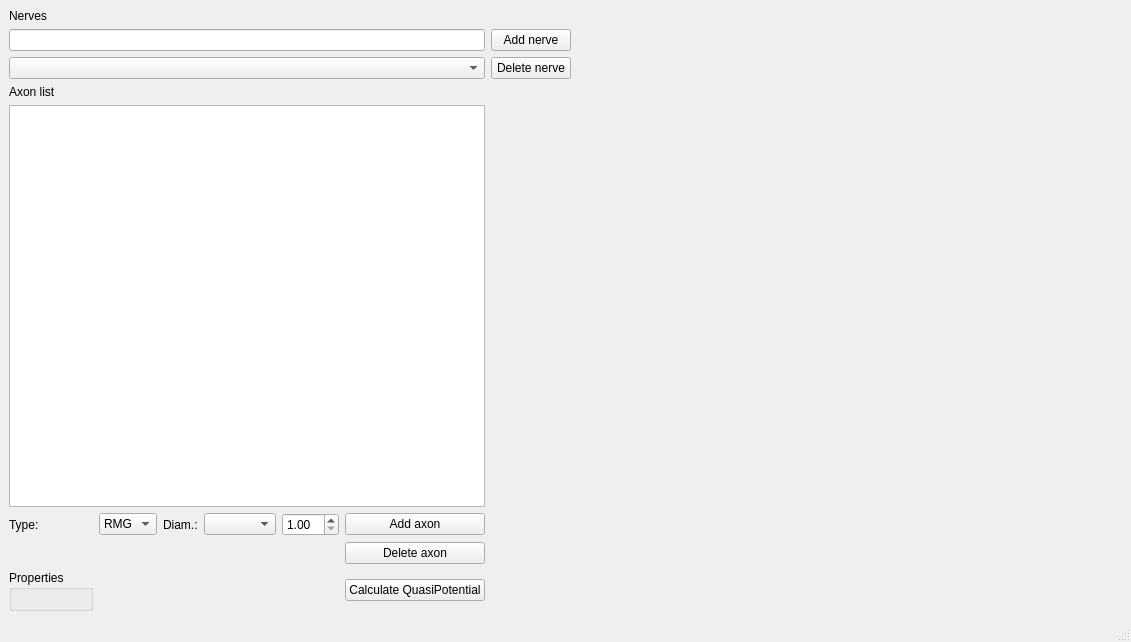
Above: ui_master_sim.ui from TheJRapp/PeriphNeuronStim before the change. Below: the same form after it.
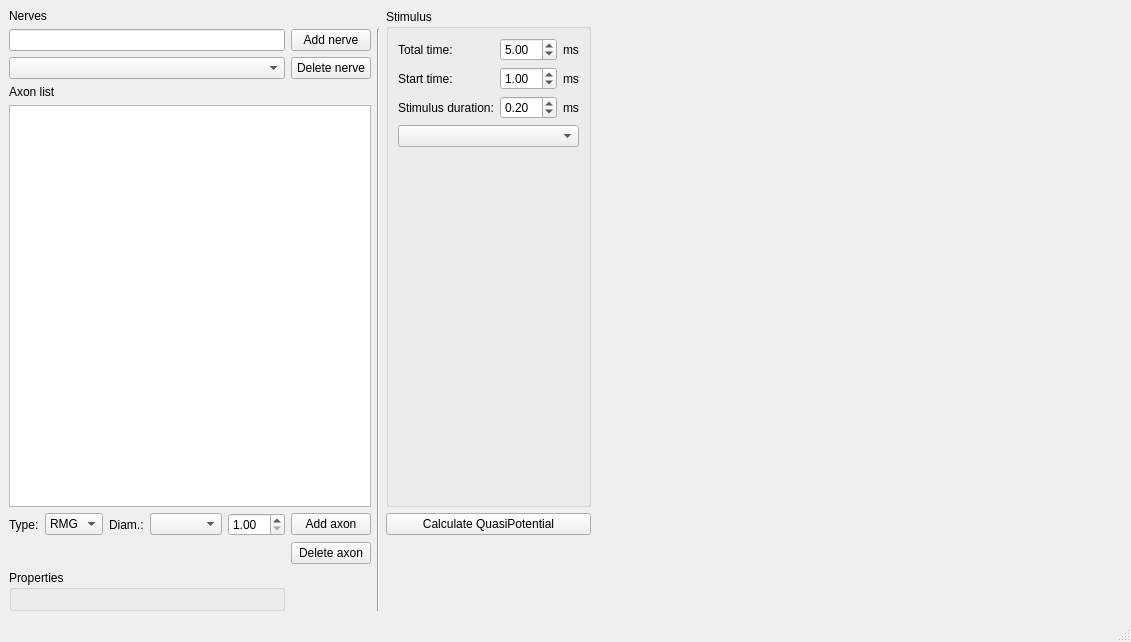
That is the form after the change.

Commit message: select and plot stimulus;

What changed in the file:
```diff
--- a/ui_master_sim.ui
+++ b/ui_master_sim.ui
@@ -15,13 +15,6 @@
   </property>
   <widget class="QWidget" name="centralwidget">
    <layout class="QGridLayout" name="gridLayout">
-    <item row="6" column="5">
-     <widget class="QPushButton" name="delete_axon_button">
-      <property name="text">
-       <string>Delete axon</string>
-      </property>
-     </widget>
-    </item>
     <item row="0" column="0" colspan="6">
      <widget class="QLabel" name="label_2">
       <property name="text">
@@ -29,23 +22,6 @@
       </property>
      </widget>
     </item>
-    <item row="3" column="0" colspan="6">
-     <widget class="QLabel" name="label">
-      <property name="text">
-       <string>Axon list</string>
-      </property>
-     </widget>
-    </item>
-    <item row="2" column="0" colspan="6">
-     <widget class="QComboBox" name="nerve_combo_box"/>
-    </item>
-    <item row="5" column="2">
-     <widget class="QLabel" name="label_4">
-      <property name="text">
-       <string>Diam.:</string>
-      </property>
-     </widget>
-    </item>
     <item row="5" column="4">
      <widget class="QDoubleSpinBox" name="axon_diam_spin_box">
       <property name="minimum">
@@ -56,20 +32,6 @@
       </property>
      </widget>
     </item>
-    <item row="5" column="7" rowspan="3">
-     <widget class="QWidget" name="axon_potential_widget" native="true">
-      <property name="sizePolicy">
-       <sizepolicy hsizetype="Expanding" vsizetype="Preferred">
-        <horstretch>0</horstretch>
-        <verstretch>0</verstretch>
-       </sizepolicy>
-      </property>
-      <layout class="QVBoxLayout" name="potential_layout"/>
-     </widget>
-    </item>
-    <item row="5" column="3">
-     <widget class="QComboBox" name="axon_diam_combo_box"/>
-    </item>
     <item row="5" column="5">
      <widget class="QPushButton" name="add_axon_button">
       <property name="text">
@@ -77,19 +39,6 @@
       </property>
      </widget>
     </item>
-    <item row="5" column="0">
-     <widget class="QLabel" name="label_3">
-      <property name="text">
-       <string>Type:</string>
-      </property>
-     </widget>
-    </item>
-    <item row="1" column="0" colspan="6">
-     <widget class="QLineEdit" name="nerve_name_line_edit"/>
-    </item>
-    <item row="4" column="0" colspan="6">
-     <widget class="QListView" name="axon_list_view"/>
-    </item>
     <item row="5" column="1">
      <widget class="QComboBox" name="axon_type_combo_box">
       <item>
@@ -109,7 +58,7 @@
       </item>
      </widget>
     </item>
-    <item row="7" column="0">
+    <item row="7" column="0" colspan="5">
      <widget class="QGroupBox" name="groupBox">
       <property name="title">
        <string>Properties</string>
@@ -117,14 +66,53 @@
       <layout class="QVBoxLayout" name="property_layout"/>
      </widget>
     </item>
-    <item row="2" column="6">
+    <item row="6" column="5">
+     <widget class="QPushButton" name="delete_axon_button">
+      <property name="text">
+       <string>Delete axon</string>
+      </property>
+     </widget>
+    </item>
+    <item row="5" column="9" rowspan="3">
+     <widget class="QWidget" name="axon_potential_widget" native="true">
+      <property name="sizePolicy">
+       <sizepolicy hsizetype="Expanding" vsizetype="Preferred">
+        <horstretch>0</horstretch>
+        <verstretch>0</verstretch>
+       </sizepolicy>
+      </property>
+      <layout class="QVBoxLayout" name="potential_layout"/>
+     </widget>
+    </item>
+    <item row="2" column="5">
      <widget class="QPushButton" name="delete_nerve_button">
       <property name="text">
        <string>Delete nerve</string>
       </property>
      </widget>
     </item>
-    <item row="1" column="6">
+    <item row="0" column="8" rowspan="5" colspan="2">
+     <widget class="QWidget" name="e_field_widget" native="true">
+      <property name="sizePolicy">
+       <sizepolicy hsizetype="Expanding" vsizetype="Preferred">
+        <horstretch>0</horstretch>
+        <verstretch>0</verstretch>
+       </sizepolicy>
+      </property>
+      <layout class="QVBoxLayout" name="e_field_layout"/>
+     </widget>
+    </item>
+    <item row="2" column="0" colspan="5">
+     <widget class="QComboBox" name="nerve_combo_box"/>
+    </item>
+    <item row="5" column="0">
+     <widget class="QLabel" name="label_3">
+      <property name="text">
+       <string>Type:</string>
+      </property>
+     </widget>
+    </item>
+    <item row="1" column="5">
      <widget class="QPushButton" name="add_nerve_button">
       <property name="enabled">
        <bool>true</bool>
@@ -134,24 +122,123 @@
       </property>
      </widget>
     </item>
-    <item row="0" column="7" rowspan="5">
-     <widget class="QWidget" name="e_field_widget" native="true">
-      <property name="sizePolicy">
-       <sizepolicy hsizetype="Expanding" vsizetype="Preferred">
-        <horstretch>0</horstretch>
-        <verstretch>0</verstretch>
-       </sizepolicy>
+    <item row="4" column="0" colspan="6">
+     <widget class="QListView" name="axon_list_view"/>
+    </item>
+    <item row="1" column="0" colspan="5">
+     <widget class="QLineEdit" name="nerve_name_line_edit"/>
+    </item>
+    <item row="3" column="0" colspan="6">
+     <widget class="QLabel" name="label">
+      <property name="text">
+       <string>Axon list</string>
       </property>
-      <layout class="QVBoxLayout" name="e_field_layout"/>
      </widget>
     </item>
-    <item row="7" column="5">
+    <item row="5" column="3">
+     <widget class="QComboBox" name="axon_diam_combo_box"/>
+    </item>
+    <item row="5" column="2">
+     <widget class="QLabel" name="label_4">
+      <property name="text">
+       <string>Diam.:</string>
+      </property>
+     </widget>
+    </item>
+    <item row="1" column="6" rowspan="7">
+     <widget class="Line" name="line">
+      <property name="orientation">
+       <enum>Qt::Vertical</enum>
+      </property>
+     </widget>
+    </item>
+    <item row="5" column="7">
      <widget class="QPushButton" name="quasipot_button">
       <property name="text">
        <string>Calculate QuasiPotential</string>
       </property>
      </widget>
     </item>
+    <item row="0" column="7" rowspan="5">
+     <widget class="QGroupBox" name="groupBox_2">
+      <property name="title">
+       <string>Stimulus</string>
+      </property>
+      <layout class="QGridLayout" name="gridLayout_2">
+       <item row="0" column="2">
+        <widget class="QLabel" name="label_7">
+         <property name="text">
+          <string>ms</string>
+         </property>
+        </widget>
+       </item>
+       <item row="3" column="0" colspan="3">
+        <widget class="QComboBox" name="stimulus_combo_box"/>
+       </item>
+       <item row="0" column="0">
+        <widget class="QLabel" name="label_5">
+         <property name="text">
+          <string>Total time:</string>
+         </property>
+        </widget>
+       </item>
+       <item row="2" column="1">
+        <widget class="QDoubleSpinBox" name="stimulus_duration_spin_box">
+         <property name="value">
+          <double>0.200000000000000</double>
+         </property>
+        </widget>
+       </item>
+       <item row="2" column="0">
+        <widget class="QLabel" name="label_6">
+         <property name="text">
+          <string>Stimulus duration:</string>
+         </property>
+        </widget>
+       </item>
+       <item row="0" column="1">
+        <widget class="QDoubleSpinBox" name="total_time_spin_box">
+         <property name="value">
+          <double>5.000000000000000</double>
+         </property>
+        </widget>
+       </item>
+       <item row="2" column="2">
+        <widget class="QLabel" name="label_8">
+         <property name="text">
+          <string>ms</string>
+         </property>
+        </widget>
+       </item>
+       <item row="1" column="0">
+        <widget class="QLabel" name="label_9">
+         <property name="text">
+          <string>Start time:</string>
+         </property>
+        </widget>
+       </item>
+       <item row="1" column="1">
+        <widget class="QDoubleSpinBox" name="start_time_spin_box">
+         <property name="value">
+          <double>1.000000000000000</double>
+         </property>
+        </widget>
+       </item>
+       <item row="1" column="2">
+        <widget class="QLabel" name="label_10">
+         <property name="text">
+          <string>ms</string>
+         </property>
+        </widget>
+       </item>
+       <item row="4" column="0" colspan="3">
+        <widget class="QWidget" name="widget" native="true">
+         <layout class="QVBoxLayout" name="stimulus_layout"/>
+        </widget>
+       </item>
+      </layout>
+     </widget>
+    </item>
    </layout>
   </widget>
   <widget class="QMenuBar" name="menubar">
```
The commit also changes 2 other files.
